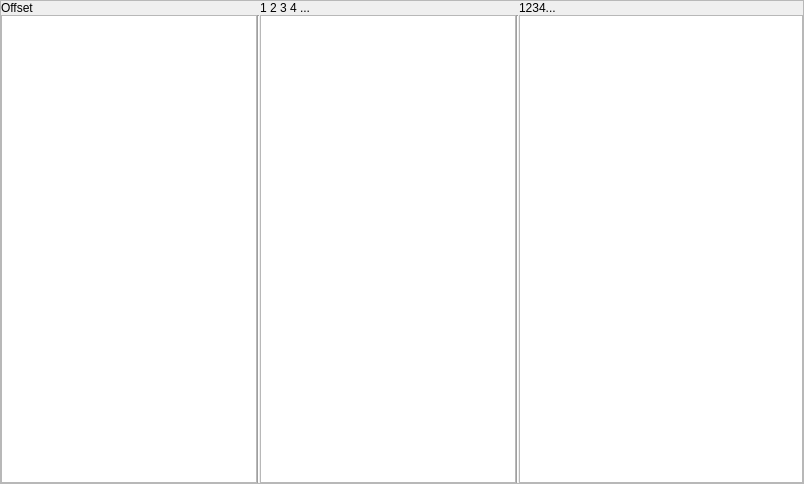
everettjf/MachOExplorer, file other/HexEditor/HexdumpWidget.ui: the form before one commit.
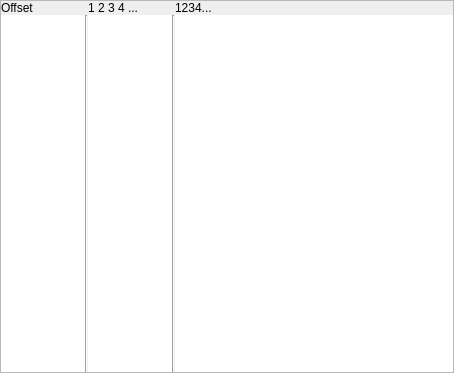
The form after the commit.

```diff
--- a/other/HexEditor/HexdumpWidget.ui
+++ b/other/HexEditor/HexdumpWidget.ui
@@ -6,8 +6,8 @@
    <rect>
     <x>0</x>
     <y>0</y>
-    <width>804</width>
-    <height>484</height>
+    <width>454</width>
+    <height>373</height>
    </rect>
   </property>
   <property name="windowTitle">
@@ -36,8 +36,8 @@
        <rect>
         <x>0</x>
         <y>0</y>
-        <width>802</width>
-        <height>482</height>
+        <width>452</width>
+        <height>371</height>
        </rect>
       </property>
       <layout class="QGridLayout" name="gridLayout" columnstretch="0,0,0,0,1">
@@ -78,7 +78,41 @@
         </widget>
        </item>
        <item row="1" column="0">
-        <widget class="QTextEdit" name="hexOffsetText"/>
+        <widget class="QTextEdit" name="hexOffsetText">
+         <property name="sizePolicy">
+          <sizepolicy hsizetype="Minimum" vsizetype="Expanding">
+           <horstretch>0</horstretch>
+           <verstretch>0</verstretch>
+          </sizepolicy>
+         </property>
+         <property name="acceptDrops">
+          <bool>false</bool>
+         </property>
+         <property name="frameShape">
+          <enum>QFrame::NoFrame</enum>
+         </property>
+         <property name="lineWidth">
+          <number>0</number>
+         </property>
+         <property name="verticalScrollBarPolicy">
+          <enum>Qt::ScrollBarAlwaysOff</enum>
+         </property>
+         <property name="horizontalScrollBarPolicy">
+          <enum>Qt::ScrollBarAlwaysOff</enum>
+         </property>
+         <property name="sizeAdjustPolicy">
+          <enum>QAbstractScrollArea::AdjustToContents</enum>
+         </property>
+         <property name="lineWrapMode">
+          <enum>QTextEdit::NoWrap</enum>
+         </property>
+         <property name="readOnly">
+          <bool>true</bool>
+         </property>
+         <property name="textInteractionFlags">
+          <set>Qt::TextSelectableByKeyboard|Qt::TextSelectableByMouse</set>
+         </property>
+        </widget>
        </item>
        <item row="1" column="1">
         <widget class="Line" name="line">
@@ -88,7 +122,44 @@
         </widget>
        </item>
        <item row="1" column="2">
-        <widget class="QTextEdit" name="hexHexText"/>
+        <widget class="QTextEdit" name="hexHexText">
+         <property name="sizePolicy">
+          <sizepolicy hsizetype="Minimum" vsizetype="Expanding">
+           <horstretch>0</horstretch>
+           <verstretch>0</verstretch>
+          </sizepolicy>
+         </property>
+         <property name="acceptDrops">
+          <bool>false</bool>
+         </property>
+         <property name="frameShape">
+          <enum>QFrame::NoFrame</enum>
+         </property>
+         <property name="lineWidth">
+          <number>0</number>
+         </property>
+         <property name="verticalScrollBarPolicy">
+          <enum>Qt::ScrollBarAlwaysOff</enum>
+         </property>
+         <property name="horizontalScrollBarPolicy">
+          <enum>Qt::ScrollBarAlwaysOff</enum>
+         </property>
+         <property name="sizeAdjustPolicy">
+          <enum>QAbstractScrollArea::AdjustToContents</enum>
+         </property>
+         <property name="lineWrapMode">
+          <enum>QTextEdit::NoWrap</enum>
+         </property>
+         <property name="readOnly">
+          <bool>true</bool>
+         </property>
+         <property name="cursorWidth">
+          <number>3</number>
+         </property>
+         <property name="textInteractionFlags">
+          <set>Qt::TextSelectableByKeyboard|Qt::TextSelectableByMouse</set>
+         </property>
+        </widget>
        </item>
        <item row="1" column="3">
         <widget class="Line" name="line_2">
@@ -98,7 +169,44 @@
         </widget>
        </item>
        <item row="1" column="4">
-        <widget class="QTextEdit" name="hexASCIIText"/>
+        <widget class="QTextEdit" name="hexASCIIText">
+         <property name="sizePolicy">
+          <sizepolicy hsizetype="MinimumExpanding" vsizetype="Expanding">
+           <horstretch>0</horstretch>
+           <verstretch>0</verstretch>
+          </sizepolicy>
+         </property>
+         <property name="acceptDrops">
+          <bool>false</bool>
+         </property>
+         <property name="frameShape">
+          <enum>QFrame::NoFrame</enum>
+         </property>
+         <property name="lineWidth">
+          <number>0</number>
+         </property>
+         <property name="verticalScrollBarPolicy">
+          <enum>Qt::ScrollBarAlwaysOff</enum>
+         </property>
+         <property name="horizontalScrollBarPolicy">
+          <enum>Qt::ScrollBarAlwaysOff</enum>
+         </property>
+         <property name="sizeAdjustPolicy">
+          <enum>QAbstractScrollArea::AdjustToContents</enum>
+         </property>
+         <property name="lineWrapMode">
+          <enum>QTextEdit::NoWrap</enum>
+         </property>
+         <property name="readOnly">
+          <bool>true</bool>
+         </property>
+         <property name="cursorWidth">
+          <number>3</number>
+         </property>
+         <property name="textInteractionFlags">
+          <set>Qt::TextSelectableByKeyboard|Qt::TextSelectableByMouse</set>
+         </property>
+        </widget>
        </item>
       </layout>
      </widget>
```
